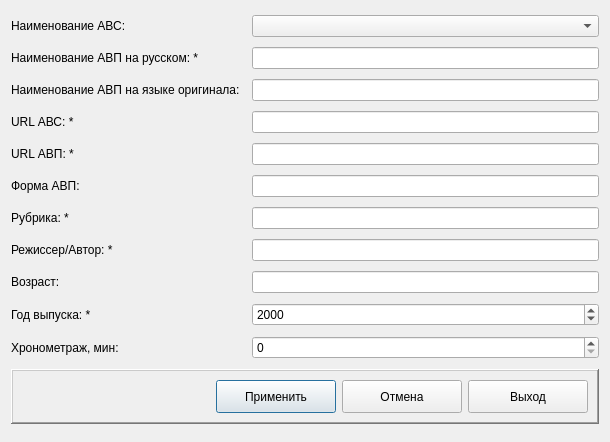
Before: the Qt Designer form arm_o/d_addavp.ui in levdikandrey/DataCollector, drawn with Qt 5.
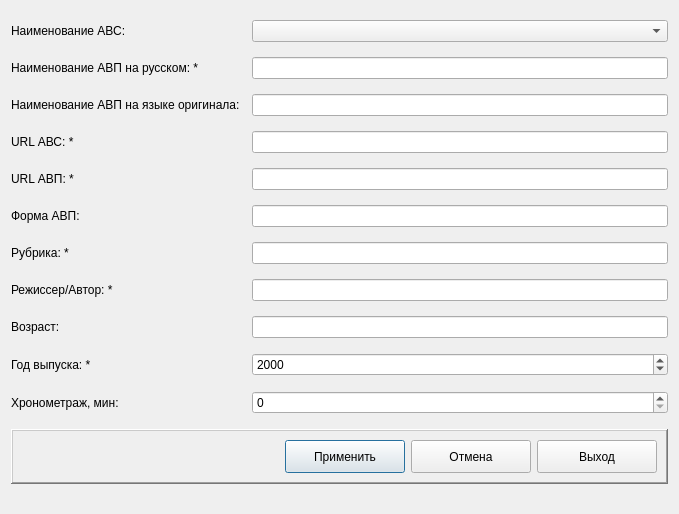
After: the same form once the commit is applied. Icons and pictures are not drawn.

The edit to the form file:
```diff
--- a/arm_o/d_addavp.ui
+++ b/arm_o/d_addavp.ui
@@ -6,14 +6,17 @@
    <rect>
     <x>0</x>
     <y>0</y>
-    <width>610</width>
-    <height>442</height>
+    <width>679</width>
+    <height>514</height>
    </rect>
   </property>
   <property name="windowTitle">
    <string>Добавление АВП</string>
   </property>
   <layout class="QGridLayout" name="gridLayout">
+   <property name="bottomMargin">
+    <number>9</number>
+   </property>
    <item row="0" column="0">
     <widget class="QLabel" name="label_11">
      <property name="text">
@@ -140,6 +143,18 @@
       <enum>QFrame::Raised</enum>
      </property>
      <layout class="QHBoxLayout" name="horizontalLayout">
+      <property name="leftMargin">
+       <number>9</number>
+      </property>
+      <property name="topMargin">
+       <number>9</number>
+      </property>
+      <property name="rightMargin">
+       <number>9</number>
+      </property>
+      <property name="bottomMargin">
+       <number>9</number>
+      </property>
       <item>
        <spacer name="horizontalSpacer">
         <property name="orientation">
```
